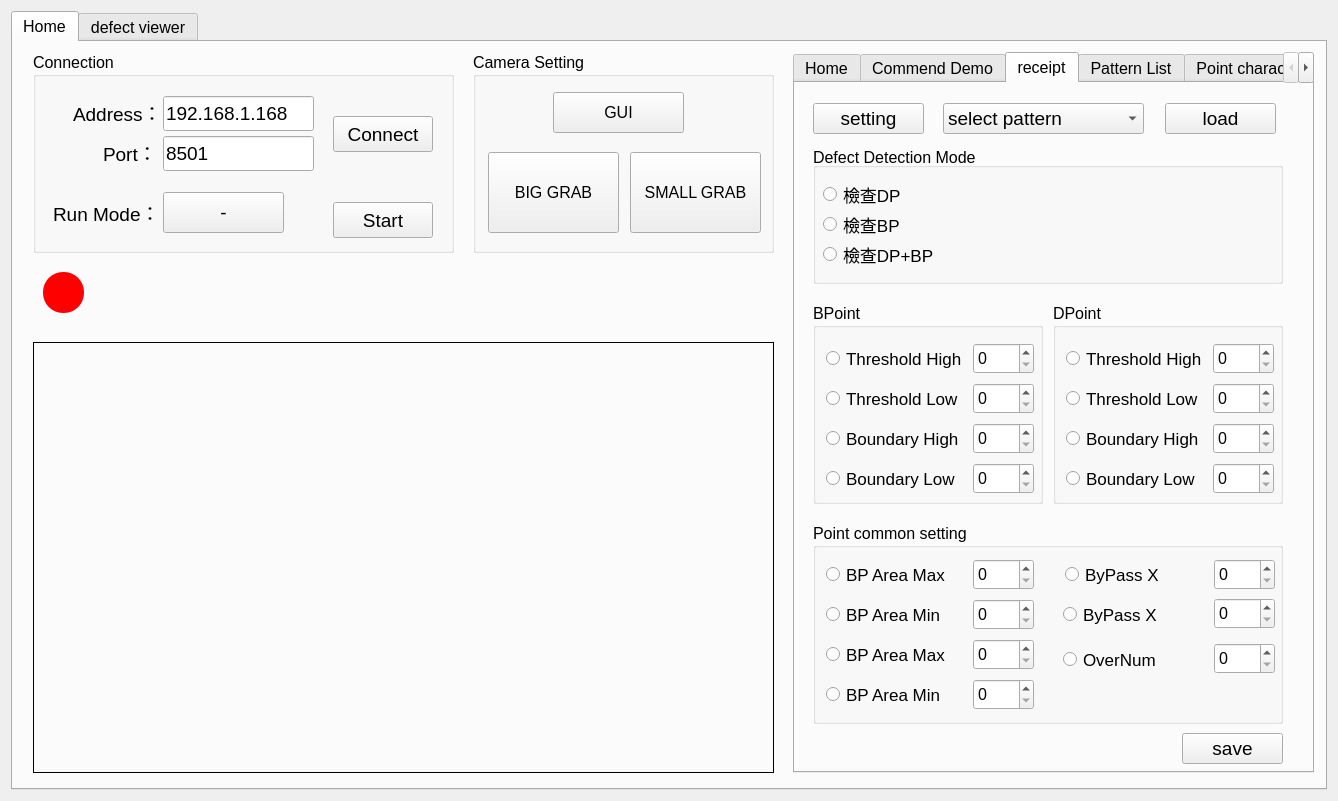
hsinying-tsai/CT2, file widget.ui: the form before one commit.
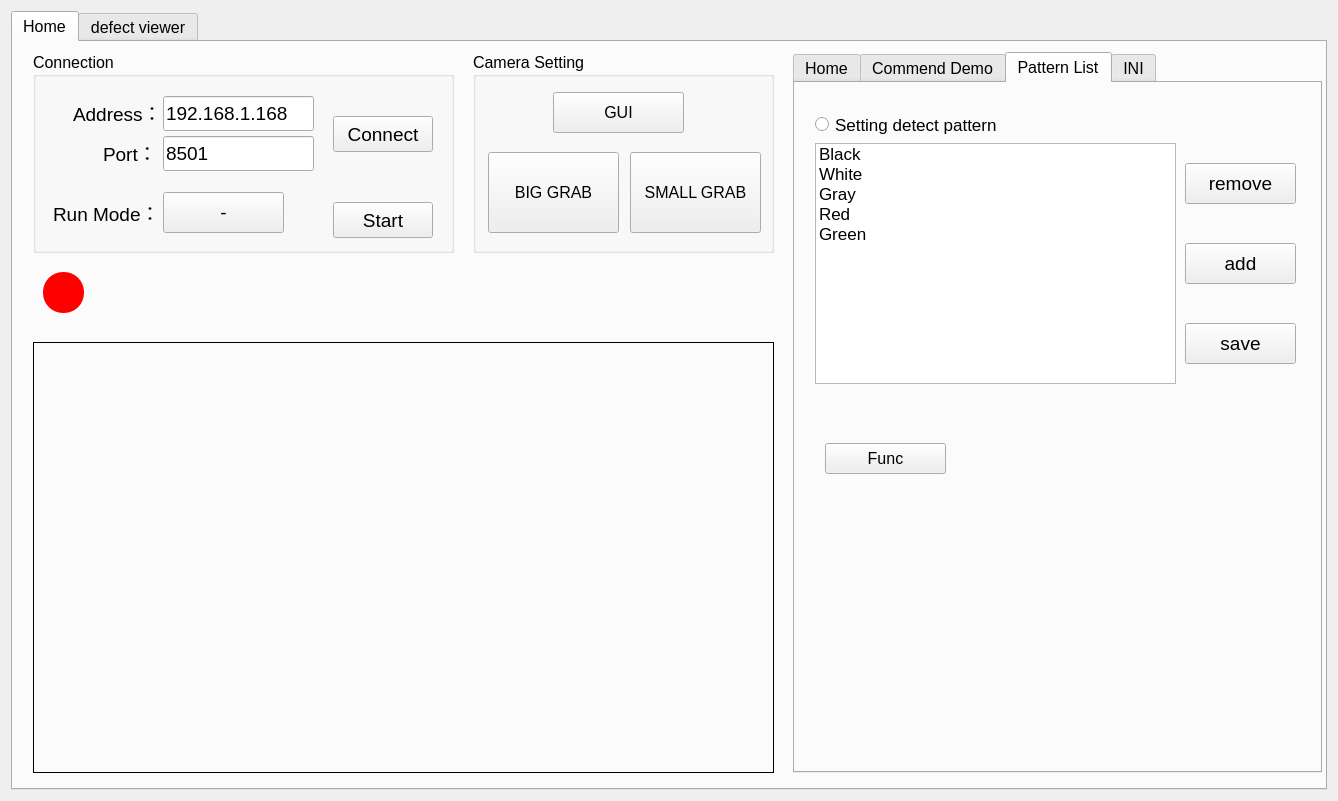
The form after the commit. The open tabs and pages were chosen to show the change. Custom widgets are drawn as their Qt base class.

The edit to the form file:
```diff
--- a/widget.ui
+++ b/widget.ui
@@ -51,7 +51,7 @@
         <rect>
          <x>780</x>
          <y>10</y>
-         <width>521</width>
+         <width>529</width>
          <height>721</height>
         </rect>
        </property>
@@ -767,629 +767,6 @@
          </property>
         </widget>
        </widget>
-       <widget class="QWidget" name="tab_8">
-        <attribute name="title">
-         <string>receipt</string>
-        </attribute>
-        <widget class="QComboBox" name="comboBox_pattern">
-         <property name="geometry">
-          <rect>
-           <x>148</x>
-           <y>20</y>
-           <width>201</width>
-           <height>31</height>
-          </rect>
-         </property>
-         <property name="font">
-          <font>
-           <pointsize>14</pointsize>
-          </font>
-         </property>
-         <property name="editable">
-          <bool>false</bool>
-         </property>
-         <property name="currentText">
-          <string notr="true">select pattern</string>
-         </property>
-         <item>
-          <property name="text">
-           <string>select pattern</string>
-          </property>
-         </item>
-        </widget>
-        <widget class="QPushButton" name="puB_save_receiptPattern">
-         <property name="geometry">
-          <rect>
-           <x>387</x>
-           <y>650</y>
-           <width>101</width>
-           <height>31</height>
-          </rect>
-         </property>
-         <property name="font">
-          <font>
-           <pointsize>14</pointsize>
-          </font>
-         </property>
-         <property name="text">
-          <string>save</string>
-         </property>
-        </widget>
-        <widget class="QGroupBox" name="groupBox">
-         <property name="geometry">
-          <rect>
-           <x>18</x>
-           <y>60</y>
-           <width>470</width>
-           <height>141</height>
-          </rect>
-         </property>
-         <property name="font">
-          <font>
-           <weight>50</weight>
-           <bold>false</bold>
-          </font>
-         </property>
-         <property name="title">
-          <string>Defect Detection Mode：</string>
-         </property>
-         <widget class="QRadioButton" name="radioB_DP">
-          <property name="geometry">
-           <rect>
-            <x>10</x>
-            <y>40</y>
-            <width>112</width>
-            <height>23</height>
-           </rect>
-          </property>
-          <property name="font">
-           <font>
-            <pointsize>13</pointsize>
-            <weight>50</weight>
-            <bold>false</bold>
-           </font>
-          </property>
-          <property name="text">
-           <string>檢查DP</string>
-          </property>
-         </widget>
-         <widget class="QRadioButton" name="radioB_BP">
-          <property name="geometry">
-           <rect>
-            <x>10</x>
-            <y>70</y>
-            <width>112</width>
-            <height>23</height>
-           </rect>
-          </property>
-          <property name="font">
-           <font>
-            <pointsize>13</pointsize>
-            <weight>50</weight>
-            <bold>false</bold>
-           </font>
-          </property>
-          <property name="text">
-           <string>檢查BP</string>
-          </property>
-         </widget>
-         <widget class="QRadioButton" name="radioB_BPDP">
-          <property name="geometry">
-           <rect>
-            <x>10</x>
-            <y>100</y>
-            <width>112</width>
-            <height>23</height>
-           </rect>
-          </property>
-          <property name="font">
-           <font>
-            <pointsize>13</pointsize>
-            <weight>50</weight>
-            <bold>false</bold>
-           </font>
-          </property>
-          <property name="text">
-           <string>檢查DP+BP</string>
-          </property>
-         </widget>
-        </widget>
-        <widget class="QGroupBox" name="groupBox_4">
-         <property name="geometry">
-          <rect>
-           <x>18</x>
-           <y>220</y>
-           <width>230</width>
-           <height>201</height>
-          </rect>
-         </property>
-         <property name="title">
-          <string>BPoint</string>
-         </property>
-         <widget class="QRadioButton" name="radioB_threshlodHigh">
-          <property name="geometry">
-           <rect>
-            <x>13</x>
-            <y>44</y>
-            <width>161</width>
-            <height>23</height>
-           </rect>
-          </property>
-          <property name="font">
-           <font>
-            <pointsize>13</pointsize>
-           </font>
-          </property>
-          <property name="text">
-           <string>Threshold High</string>
-          </property>
-         </widget>
-         <widget class="QSpinBox" name="spinBox_threshlodHigh">
-          <property name="geometry">
-           <rect>
-            <x>160</x>
-            <y>40</y>
-            <width>61</width>
-            <height>31</height>
-           </rect>
-          </property>
-         </widget>
-         <widget class="QRadioButton" name="radioB_threshlodLow">
-          <property name="geometry">
-           <rect>
-            <x>13</x>
-            <y>84</y>
-            <width>161</width>
-            <height>23</height>
-           </rect>
-          </property>
-          <property name="font">
-           <font>
-            <pointsize>13</pointsize>
-           </font>
-          </property>
-          <property name="text">
-           <string>Threshold Low</string>
-          </property>
-         </widget>
-         <widget class="QSpinBox" name="spinBox_threshlodLow">
-          <property name="geometry">
-           <rect>
-            <x>160</x>
-            <y>80</y>
-            <width>61</width>
-            <height>31</height>
-           </rect>
-          </property>
-         </widget>
-         <widget class="QRadioButton" name="radioB_boundaryHigh">
-          <property name="geometry">
-           <rect>
-            <x>13</x>
-            <y>124</y>
-            <width>161</width>
-            <height>23</height>
-           </rect>
-          </property>
-          <property name="font">
-           <font>
-            <pointsize>13</pointsize>
-           </font>
-          </property>
-          <property name="text">
-           <string>Boundary High</string>
-          </property>
-         </widget>
-         <widget class="QSpinBox" name="spinBox_boundaryHigh">
-          <property name="geometry">
-           <rect>
-            <x>160</x>
-            <y>120</y>
-            <width>61</width>
-            <height>31</height>
-           </rect>
-          </property>
-         </widget>
-         <widget class="QRadioButton" name="radioB_boundaryLow">
-          <property name="geometry">
-           <rect>
-            <x>13</x>
-            <y>164</y>
-            <width>161</width>
-            <height>23</height>
-           </rect>
-          </property>
-          <property name="font">
-           <font>
-            <pointsize>13</pointsize>
-           </font>
-          </property>
-          <property name="text">
-           <string>Boundary Low</string>
-          </property>
-         </widget>
-         <widget class="QSpinBox" name="spinBox_boundaryLow">
-          <property name="geometry">
-           <rect>
-            <x>160</x>
-            <y>160</y>
-            <width>61</width>
-            <height>31</height>
-           </rect>
-          </property>
-         </widget>
-        </widget>
-        <widget class="QGroupBox" name="groupBox_5">
-         <property name="geometry">
-          <rect>
-           <x>258</x>
-           <y>220</y>
-           <width>230</width>
-           <height>201</height>
-          </rect>
-         </property>
-         <property name="title">
-          <string>DPoint</string>
-         </property>
-         <widget class="QSpinBox" name="spinBox_threshlodHigh_2">
-          <property name="geometry">
-           <rect>
-            <x>160</x>
-            <y>40</y>
-            <width>61</width>
-            <height>31</height>
-           </rect>
-          </property>
-         </widget>
-         <widget class="QRadioButton" name="radioB_threshlodHigh_2">
-          <property name="geometry">
-           <rect>
-            <x>13</x>
-            <y>44</y>
-            <width>161</width>
-            <height>23</height>
-           </rect>
-          </property>
-          <property name="font">
-           <font>
-            <pointsize>13</pointsize>
-           </font>
-          </property>
-          <property name="text">
-           <string>Threshold High</string>
-          </property>
-         </widget>
-         <widget class="QSpinBox" name="spinBox_boundaryHigh_2">
-          <property name="geometry">
-           <rect>
-            <x>160</x>
-            <y>120</y>
-            <width>61</width>
-            <height>31</height>
-           </rect>
-          </property>
-         </widget>
-         <widget class="QRadioButton" name="radioB_boundaryHigh_2">
-          <property name="geometry">
-           <rect>
-            <x>13</x>
-            <y>124</y>
-            <width>161</width>
-            <height>23</height>
-           </rect>
-          </property>
-          <property name="font">
-           <font>
-            <pointsize>13</pointsize>
-           </font>
-          </property>
-          <property name="text">
-           <string>Boundary High</string>
-          </property>
-         </widget>
-         <widget class="QSpinBox" name="spinBox_threshlodLow_2">
-          <property name="geometry">
-           <rect>
-            <x>160</x>
-            <y>80</y>
-            <width>61</width>
-            <height>31</height>
-           </rect>
-          </property>
-         </widget>
-         <widget class="QSpinBox" name="spinBox_boundaryLow_2">
-          <property name="geometry">
-           <rect>
-            <x>160</x>
-            <y>160</y>
-            <width>61</width>
-            <height>31</height>
-           </rect>
-          </property>
-         </widget>
-         <widget class="QRadioButton" name="radioB_boundaryLow_2">
-          <property name="geometry">
-           <rect>
-            <x>13</x>
-            <y>164</y>
-            <width>161</width>
-            <height>23</height>
-           </rect>
-          </property>
-          <property name="font">
-           <font>
-            <pointsize>13</pointsize>
-           </font>
-          </property>
-          <property name="text">
-           <string>Boundary Low</string>
-          </property>
-         </widget>
-         <widget class="QRadioButton" name="radioB_threshlodLow_2">
-          <property name="geometry">
-           <rect>
-            <x>13</x>
-            <y>84</y>
-            <width>161</width>
-            <height>23</height>
-           </rect>
-          </property>
-          <property name="font">
-           <font>
-            <pointsize>13</pointsize>
-           </font>
-          </property>
-          <property name="text">
-           <string>Threshold Low</string>
-          </property>
-         </widget>
-        </widget>
-        <widget class="QGroupBox" name="groupBox_8">
-         <property name="geometry">
-          <rect>
-           <x>18</x>
-           <y>440</y>
-           <width>470</width>
-           <height>201</height>
-          </rect>
-         </property>
-         <property name="title">
-          <string>Point common setting</string>
-         </property>
-         <widget class="QRadioButton" name="radioB_bpAreaMax">
-          <property name="geometry">
-           <rect>
-            <x>13</x>
-            <y>40</y>
-            <width>161</width>
-            <height>23</height>
-           </rect>
-          </property>
-          <property name="font">
-           <font>
-            <pointsize>13</pointsize>
-           </font>
-          </property>
-          <property name="text">
-           <string>BP Area Max</string>
-          </property>
-         </widget>
-         <widget class="QSpinBox" name="spinBox_bpAreaMax">
-          <property name="geometry">
-           <rect>
-            <x>160</x>
-            <y>36</y>
-            <width>61</width>
-            <height>31</height>
-           </rect>
-          </property>
-         </widget>
-         <widget class="QSpinBox" name="spinBox_bpAreaMin">
-          <property name="geometry">
-           <rect>
-            <x>160</x>
-            <y>76</y>
-            <width>61</width>
-            <height>31</height>
-           </rect>
-          </property>
-         </widget>
-         <widget class="QRadioButton" name="radioB_bpAreaMin">
-          <property name="geometry">
-           <rect>
-            <x>13</x>
-            <y>80</y>
-            <width>161</width>
-            <height>23</height>
-           </rect>
-          </property>
-          <property name="font">
-           <font>
-            <pointsize>13</pointsize>
-           </font>
-          </property>
-          <property name="text">
-           <string>BP Area Min</string>
-          </property>
-         </widget>
-         <widget class="QSpinBox" name="spinBox_dpAreaMin_2">
-          <property name="geometry">
-           <rect>
-            <x>160</x>
-            <y>156</y>
-            <width>61</width>
-            <height>31</height>
-           </rect>
-          </property>
-         </widget>
-         <widget class="QSpinBox" name="spinBox_dpAreaMin">
-          <property name="geometry">
-           <rect>
-            <x>160</x>
-            <y>116</y>
-            <width>61</width>
-            <height>31</height>
-           </rect>
-          </property>
-         </widget>
-         <widget class="QRadioButton" name="radioB_dpAreaMin">
-          <property name="geometry">
-           <rect>
-            <x>13</x>
-            <y>160</y>
-            <width>161</width>
-            <height>23</height>
-           </rect>
-          </property>
-          <property name="font">
-           <font>
-            <pointsize>13</pointsize>
-           </font>
-          </property>
-          <property name="text">
-           <string>BP Area Min</string>
-          </property>
-         </widget>
-         <widget class="QRadioButton" name="radioB_dpAreaMax">
-          <property name="geometry">
-           <rect>
-            <x>13</x>
-            <y>120</y>
-            <width>161</width>
-            <height>23</height>
-           </rect>
-          </property>
-          <property name="font">
-           <font>
-            <pointsize>13</pointsize>
-           </font>
-          </property>
-          <property name="text">
-           <string>BP Area Max</string>
-          </property>
-         </widget>
-         <widget class="QSpinBox" name="spinBox_byPassX">
-          <property name="geometry">
-           <rect>
-            <x>401</x>
-            <y>36</y>
-            <width>61</width>
-            <height>31</height>
-           </rect>
-          </property>
-         </widget>
-         <widget class="QRadioButton" name="radioB_byPassX">
-          <property name="geometry">
-           <rect>
-            <x>252</x>
-            <y>40</y>
-            <width>161</width>
-            <height>23</height>
-           </rect>
-          </property>
-          <property name="font">
-           <font>
-            <pointsize>13</pointsize>
-           </font>
-          </property>
-          <property name="text">
-           <string>ByPass X</string>
-          </property>
-         </widget>
-         <widget class="QSpinBox" name="spinBox_byPassX_2">
-          <property name="geometry">
-           <rect>
-            <x>401</x>
-            <y>75</y>
-            <width>61</width>
-            <height>31</height>
-           </rect>
-          </property>
-         </widget>
-         <widget class="QRadioButton" name="radioB_byPassX_2">
-          <property name="geometry">
-           <rect>
-            <x>250</x>
-            <y>80</y>
-            <width>161</width>
-            <height>23</height>
-           </rect>
-          </property>
-          <property name="font">
-           <font>
-            <pointsize>13</pointsize>
-           </font>
-          </property>
-          <property name="text">
-           <string>ByPass X</string>
-          </property>
-         </widget>
-         <widget class="QRadioButton" name="radioB_overnum">
-          <property name="geometry">
-           <rect>
-            <x>250</x>
-            <y>125</y>
-            <width>161</width>
-            <height>23</height>
-           </rect>
-          </property>
-          <property name="font">
-           <font>
-            <pointsize>13</pointsize>
-           </font>
-          </property>
-          <property name="text">
-           <string>OverNum</string>
-          </property>
-         </widget>
-         <widget class="QSpinBox" name="spinBox_overnum">
-          <property name="geometry">
-           <rect>
-            <x>401</x>
-            <y>120</y>
-            <width>61</width>
-            <height>31</height>
-           </rect>
-          </property>
-         </widget>
-        </widget>
-        <widget class="QPushButton" name="puB_setting">
-         <property name="geometry">
-          <rect>
-           <x>18</x>
-           <y>20</y>
-           <width>111</width>
-           <height>31</height>
-          </rect>
-         </property>
-         <property name="font">
-          <font>
-           <pointsize>14</pointsize>
-          </font>
-         </property>
-         <property name="text">
-          <string>setting</string>
-         </property>
-        </widget>
-        <widget class="QPushButton" name="puB_load">
-         <property name="geometry">
-          <rect>
-           <x>370</x>
-           <y>20</y>
-           <width>111</width>
-           <height>31</height>
-          </rect>
-         </property>
-         <property name="font">
-          <font>
-           <pointsize>14</pointsize>
-          </font>
-         </property>
-         <property name="text">
-          <string>load</string>
-         </property>
-        </widget>
-       </widget>
        <widget class="QWidget" name="tab_6">
         <attribute name="title">
          <string>Pattern List</string>
@@ -1397,8 +774,8 @@
         <widget class="QPushButton" name="puB_add">
          <property name="geometry">
           <rect>
-           <x>310</x>
-           <y>550</y>
+           <x>390</x>
+           <y>160</y>
            <width>111</width>
            <height>41</height>
           </rect>
@@ -1415,10 +792,10 @@
         <widget class="QListWidget" name="list_Pattern">
          <property name="geometry">
           <rect>
-           <x>90</x>
-           <y>55</y>
-           <width>331</width>
-           <height>481</height>
+           <x>20</x>
+           <y>60</y>
+           <width>361</width>
+           <height>241</height>
           </rect>
          </property>
          <property name="sizePolicy">
@@ -1488,8 +865,8 @@
         <widget class="QPushButton" name="puB_remove">
          <property name="geometry">
           <rect>
-           <x>90</x>
-           <y>550</y>
+           <x>390</x>
+           <y>80</y>
            <width>111</width>
            <height>41</height>
           </rect>
@@ -1506,8 +883,8 @@
         <widget class="QPushButton" name="puB_save">
          <property name="geometry">
           <rect>
-           <x>200</x>
-           <y>619</y>
+           <x>390</x>
+           <y>240</y>
            <width>111</width>
            <height>41</height>
           </rect>
@@ -1524,350 +901,33 @@
         <widget class="QPushButton" name="puB_backPreviousPage">
          <property name="geometry">
           <rect>
-           <x>10</x>
-           <y>10</y>
-           <width>89</width>
-           <height>25</height>
+           <x>30</x>
+           <y>360</y>
+           <width>121</width>
+           <height>31</height>
           </rect>
          </property>
          <property name="text">
-          <string>回上頁</string>
+          <string>Func</string>
          </property>
         </widget>
-       </widget>
-       <widget class="QWidget" name="tab_9">
-        <attribute name="title">
-         <string>Point characteristics</string>
-        </attribute>
-        <widget class="QWidget" name="">
+        <widget class="QRadioButton" name="radioButton">
          <property name="geometry">
           <rect>
-           <x>13</x>
-           <y>15</y>
-           <width>491</width>
-           <height>661</height>
+           <x>20</x>
+           <y>30</y>
+           <width>201</width>
+           <height>23</height>
           </rect>
          </property>
-         <layout class="QHBoxLayout" name="horizontalLayout">
-          <item>
-           <widget class="QGroupBox" name="groupBox_13">
-            <property name="title">
-             <string>BP Characteristics</string>
-            </property>
-            <layout class="QGridLayout" name="gridLayout_2">
-             <item row="0" column="0">
-              <widget class="QRadioButton" name="radioB_elongationMin">
-               <property name="font">
-                <font>
-                 <pointsize>13</pointsize>
-                </font>
-               </property>
-               <property name="text">
-                <string>Elongation_Min</string>
-               </property>
-              </widget>
-             </item>
-             <item row="0" column="1">
-              <widget class="QSpinBox" name="spinBox_elongationMin"/>
-             </item>
-             <item row="1" column="0">
-              <widget class="QRadioButton" name="radioB_elongationMax">
-               <property name="font">
-                <font>
-                 <pointsize>13</pointsize>
-                </font>
-               </property>
-               <property name="text">
-                <string>Elongation_Max</string>
-               </property>
-              </widget>
-             </item>
-             <item row="1" column="1">
-              <widget class="QSpinBox" name="spinBox_elongationMax"/>
-             </item>
-             <item row="2" column="0">
-              <widget class="QRadioButton" name="radioB_fullnessMin">
-               <property name="font">
-                <font>
-                 <pointsize>13</pointsize>
-                </font>
-               </property>
-               <property name="text">
-                <string>fullnessMin</string>
-               </property>
-              </widget>
-             </item>
-             <item row="2" column="1">
-              <widget class="QSpinBox" name="spinBox_fullnessMin"/>
-             </item>
-             <item row="3" column="0">
-              <widget class="QRadioButton" name="radioB_fullnessMax">
-               <property name="font">
-                <font>
-                 <pointsize>13</pointsize>
-                </font>
-               </property>
-               <property name="text">
-                <string>fullnessMax</string>
-               </property>
-              </widget>
-             </item>
-             <item row="3" column="1">
-              <widget class="QSpinBox" name="spinBox_fullnessMax"/>
-             </item>
-             <item row="4" column="0" colspan="2">
-              <widget class="QRadioButton" name="radioB_maxgrayfullnessMin">
-               <property name="font">
-                <font>
-                 <pointsize>13</pointsize>
-                </font>
-               </property>
-               <property name="text">
-                <string>maxgrayfullnessMin</string>
-               </property>
-              </widget>
-             </item>
-             <item row="5" column="0">
-              <widget class="QSpinBox" name="spinBox_maxgrayfullnessMin"/>
-             </item>
-             <item row="6" column="0">
-              <widget class="QRadioButton" name="radioB_GrayMean_Min">
-               <property name="font">
-                <font>
-                 <pointsize>13</pointsize>
-                </font>
-               </property>
-               <property name="text">
-                <string>GrayMean_Min</string>
-               </property>
-              </widget>
-             </item>
-             <item row="6" column="1">
-              <widget class="QSpinBox" name="spinBox_GrayMean_Min"/>
-             </item>
-             <item row="7" column="0">
-              <widget class="QRadioButton" name="radioB_MaxGray_Min">
-               <property name="font">
-                <font>
-                 <pointsize>13</pointsize>
-                </font>
-               </property>
-               <property name="text">
-                <string>MaxGray_Min</string>
-               </property>
-              </widget>
-             </item>
-             <item row="7" column="1">
-              <widget class="QSpinBox" name="spinBox_MaxGray_Min"/>
-             </item>
-             <item row="8" column="0">
-              <widget class="QLabel" name="lbl_MaxGray_Max">
-               <property name="font">
-                <font>
-                 <pointsize>13</pointsize>
-                </font>
-               </property>
-               <property name="text">
-                <string>MaxGray_Max</string>
-               </property>
-              </widget>
-             </item>
-             <item row="8" column="1">
-              <widget class="QSpinBox" name="spinBox_MaxGray_Max"/>
-             </item>
-             <item row="9" column="0" colspan="2">
-              <widget class="QRadioButton" name="radioB_compactnessMax">
-               <property name="font">
-                <font>
-                 <pointsize>13</pointsize>
-                </font>
-               </property>
-               <property name="text">
-                <string>Compactness Max</string>
-               </property>
-              </widget>
-             </item>
-             <item row="10" column="0">
-              <widget class="QSpinBox" name="spinBox_compactnessMax"/>
-             </item>
-             <item row="11" column="0" colspan="2">
-              <widget class="QRadioButton" name="radioB_compactnessMin">
-               <property name="font">
-                <font>
-                 <pointsize>13</pointsize>
-                </font>
-               </property>
-               <property name="text">
-                <string>Compactness Min</string>
-               </property>
-              </widget>
-             </item>
-             <item row="12" column="0">
-              <widget class="QSpinBox" name="spinBox_compactnessMin"/>
-             </item>
-            </layout>
-           </widget>
-          </item>
-          <item>
-           <widget class="QGroupBox" name="groupBox_14">
-            <property name="title">
-             <string>DP Characteristics</string>
-            </property>
-            <layout class="QGridLayout" name="gridLayout_3">
-             <item row="0" column="0">
-              <widget class="QRadioButton" name="radioB_elongationMin_3">
-               <property name="font">
-                <font>
-                 <pointsize>13</pointsize>
-                </font>
-               </property>
-               <property name="text">
-                <string>Elongation_Min</string>
-               </property>
-              </widget>
-             </item>
-             <item row="0" column="1">
-              <widget class="QSpinBox" name="spinBox_elongationMin_3"/>
-             </item>
-             <item row="1" column="0">
-              <widget class="QRadioButton" name="radioB_elongationMax_3">
-               <property name="font">
-                <font>
-                 <pointsize>13</pointsize>
-                </font>
-               </property>
-               <property name="text">
-                <string>Elongation_Max</string>
-               </property>
-              </widget>
-             </item>
-             <item row="1" column="1">
-              <widget class="QSpinBox" name="spinBox_elongationMax_3"/>
-             </item>
-             <item row="2" column="0">
-              <widget class="QRadioButton" name="radioB_fullnessMin_3">
-               <property name="font">
-                <font>
-                 <pointsize>13</pointsize>
-                </font>
-               </property>
-               <property name="text">
-                <string>fullnessMin</string>
-               </property>
-              </widget>
-             </item>
-             <item row="2" column="1">
-              <widget class="QSpinBox" name="spinBox_fullnessMin_3"/>
-             </item>
-             <item row="3" column="0">
-              <widget class="QRadioButton" name="radioB_fullnessMax_3">
-               <property name="font">
-                <font>
-                 <pointsize>13</pointsize>
-                </font>
-               </property>
-               <property name="text">
-                <string>fullnessMax</string>
-               </property>
-              </widget>
-             </item>
-             <item row="3" column="1">
-              <widget class="QSpinBox" name="spinBox_fullnessMax_3"/>
-             </item>
-             <item row="4" column="0" colspan="2">
-              <widget class="QRadioButton" name="radioB_maxgrayfullnessMin_3">
-               <property name="font">
-                <font>
-                 <pointsize>13</pointsize>
-                </font>
-               </property>
-               <property name="text">
-                <string>maxgrayfullnessMin</string>
-               </property>
-              </widget>
-             </item>
-             <item row="5" column="0">
-              <widget class="QSpinBox" name="spinBox_maxgrayfullnessMin_3"/>
-             </item>
-             <item row="6" column="0">
-              <widget class="QRadioButton" name="radioB_GrayMean_Min_3">
-               <property name="font">
-                <font>
-                 <pointsize>13</pointsize>
-                </font>
-               </property>
-               <property name="text">
-                <string>GrayMean_Min</string>
-               </property>
-              </widget>
-             </item>
-             <item row="6" column="1">
-              <widget class="QSpinBox" name="spinBox_GrayMean_Min_3"/>
-             </item>
-             <item row="7" column="0">
-              <widget class="QRadioButton" name="radioB_MaxGray_Min_3">
-               <property name="font">
-                <font>
-                 <pointsize>13</pointsize>
-                </font>
-               </property>
-               <property name="text">
-                <string>MaxGray_Min</string>
-               </property>
-              </widget>
-             </item>
-             <item row="7" column="1">
-              <widget class="QSpinBox" name="spinBox_MaxGray_Min_3"/>
-             </item>
-             <item row="8" column="0">
-              <widget class="QLabel" name="lbl_MaxGray_Max_3">
-               <property name="font">
-                <font>
-                 <pointsize>13</pointsize>
-                </font>
-               </property>
-               <property name="text">
-                <string>MaxGray_Max</string>
-               </property>
-              </widget>
-             </item>
-             <item row="8" column="1">
-              <widget class="QSpinBox" name="spinBox_MaxGray_Max_3"/>
-             </item>
-             <item row="9" column="0" colspan="2">
-              <widget class="QRadioButton" name="radioB_compactnessMax_3">
-               <property name="font">
-                <font>
-                 <pointsize>13</pointsize>
-                </font>
-               </property>
-               <property name="text">
-                <string>Compactness Max</string>
-               </property>
-              </widget>
-             </item>
-             <item row="10" column="0">
-              <widget class="QSpinBox" name="spinBox_compactnessMax_3"/>
-             </item>
-             <item row="11" column="0" colspan="2">
-              <widget class="QRadioButton" name="radioB_compactnessMin_3">
-               <property name="font">
-                <font>
-                 <pointsize>13</pointsize>
-                </font>
-               </property>
-               <property name="text">
-                <string>Compactness Min</string>
-               </property>
-              </widget>
-             </item>
-             <item row="12" column="0">
-              <widget class="QSpinBox" name="spinBox_compactnessMin_3"/>
-             </item>
-            </layout>
-           </widget>
-          </item>
-         </layout>
+         <property name="font">
+          <font>
+           <pointsize>13</pointsize>
+          </font>
+         </property>
+         <property name="text">
+          <string>Setting detect pattern</string>
+         </property>
         </widget>
        </widget>
        <widget class="QWidget" name="tab_4">
```
Left out of the diff: 11 changed lines with no effect on the pictures.
